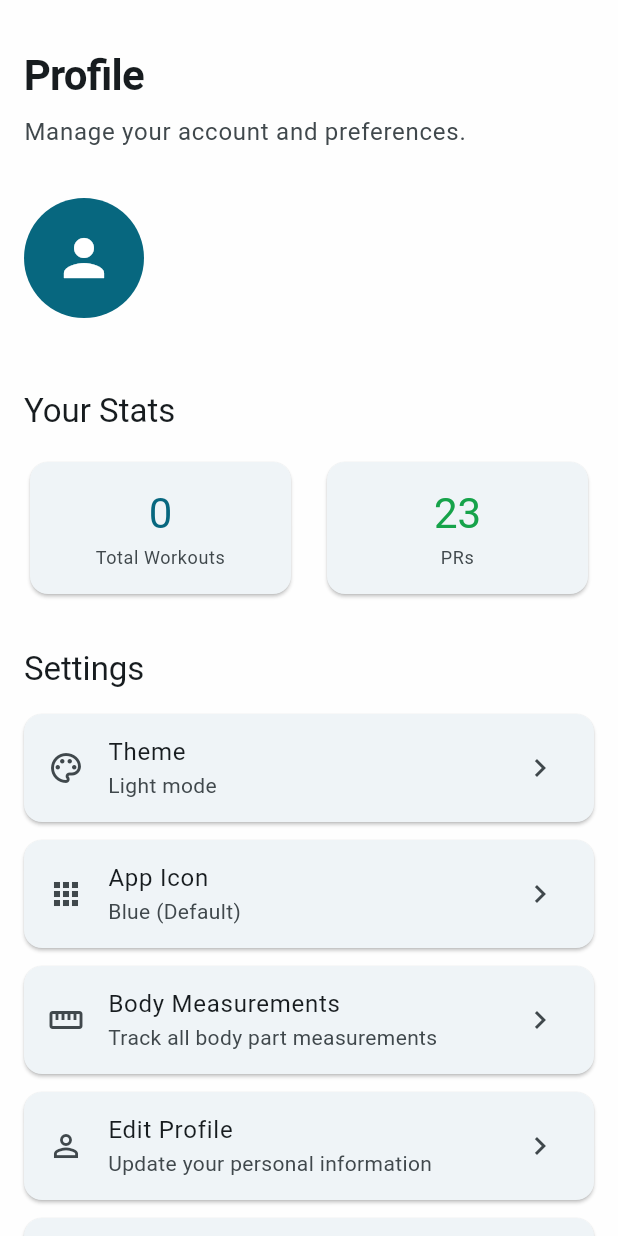
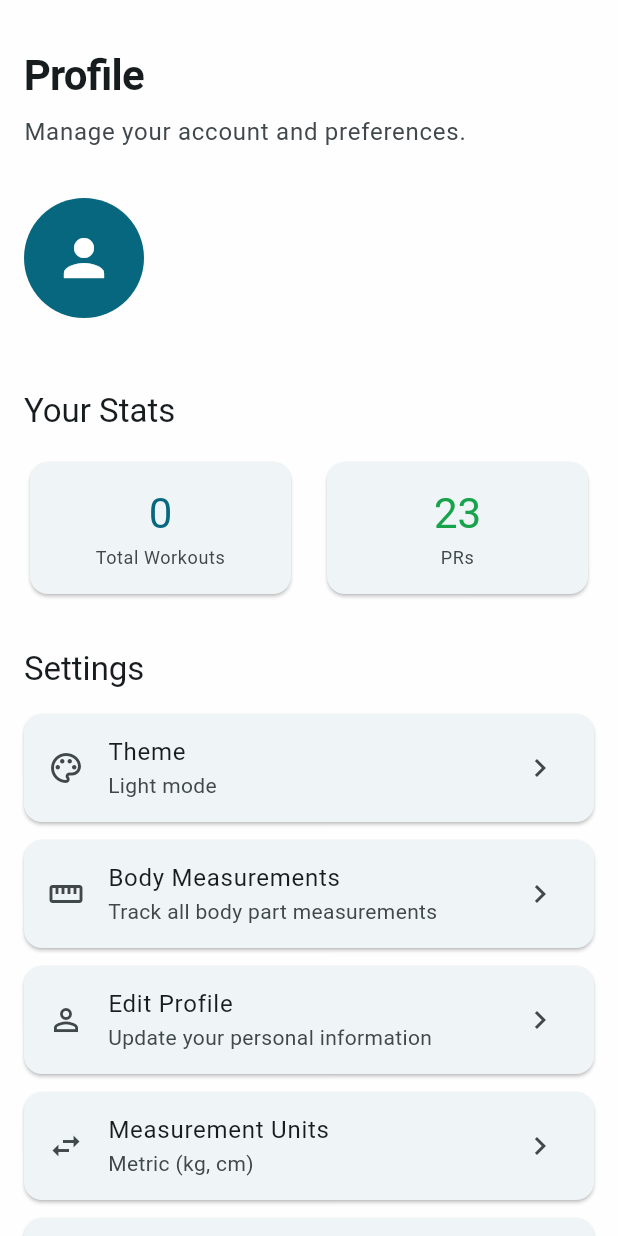
Before and after one commit to bkbk470/weight-tracker, a Flutter app: the ProfileScreen screen opened directly with empty values, on a phone screen of 412 x 824 dp. Run offline on Flutter 3.47's test engine with Material 3 defaults, Android fonts, the phone set to English and light mode, and no system bars; our stand-ins replace connectivity_plus, fl_chart, flutter_local_notifications, hive_flutter, shared_preferences, supabase_flutter and 2 more; missing offline and left inert: flutter_dynamic_icon; accounts and stored records are empty.

Commit message:
Oct 27, 2025, 8:41 PM

```diff
--- a/lib/screens/profile_screen.dart
+++ b/lib/screens/profile_screen.dart
@@ -653,23 +653,23 @@ class _ProfileScreenState extends State<ProfileScreen> {
                       },
                   ),
                 ),
-                // App Icon
-                if (!kIsWeb)
-                  Card(
-                    margin: const EdgeInsets.only(bottom: 12),
-                    child: ListTile(
-                      leading: const Icon(Icons.apps_outlined),
-                      title: const Text('App Icon'),
-                      subtitle: Text(_currentAppIcon == 'default'
-                          ? 'Blue (Default)'
-                          : _currentAppIcon.replaceAll('AppIcon-', '').replaceFirst(
-                                _currentAppIcon.replaceAll('AppIcon-', '')[0],
-                                _currentAppIcon.replaceAll('AppIcon-', '')[0].toUpperCase(),
-                              )),
-                      trailing: const Icon(Icons.chevron_right),
-                      onTap: () => _showAppIconDialog(context),
-                    ),
-                  ),
+                // App Icon - Disabled until alternate icon assets are created
+                // if (!kIsWeb)
+                //   Card(
+                //     margin: const EdgeInsets.only(bottom: 12),
+                //     child: ListTile(
+                //       leading: const Icon(Icons.apps_outlined),
+                //       title: const Text('App Icon'),
+                //       subtitle: Text(_currentAppIcon == 'default'
+                //           ? 'Blue (Default)'
+                //           : _currentAppIcon.replaceAll('AppIcon-', '').replaceFirst(
+                //                 _currentAppIcon.replaceAll('AppIcon-', '')[0],
+                //                 _currentAppIcon.replaceAll('AppIcon-', '')[0].toUpperCase(),
+                //               )),
+                //       trailing: const Icon(Icons.chevron_right),
+                //       onTap: () => _showAppIconDialog(context),
+                //     ),
+                //   ),
                 _SettingsTile(
                   icon: Icons.straighten,
                   title: 'Body Measurements',
```
Also changed, not shown: 1 other file.
